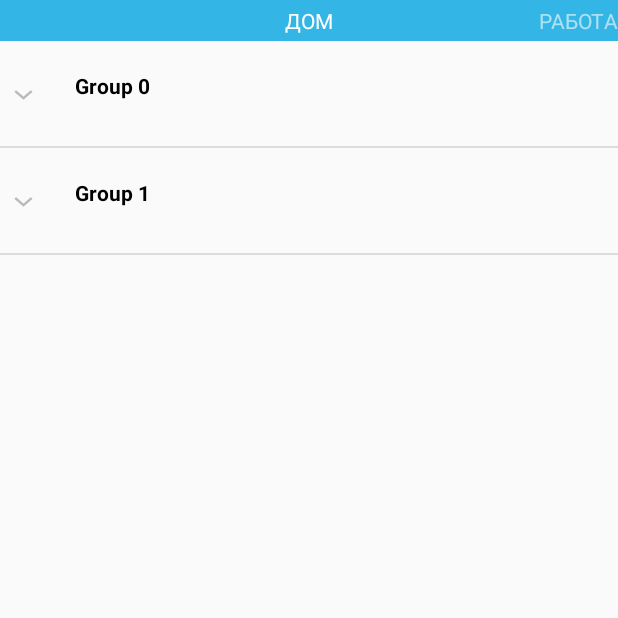
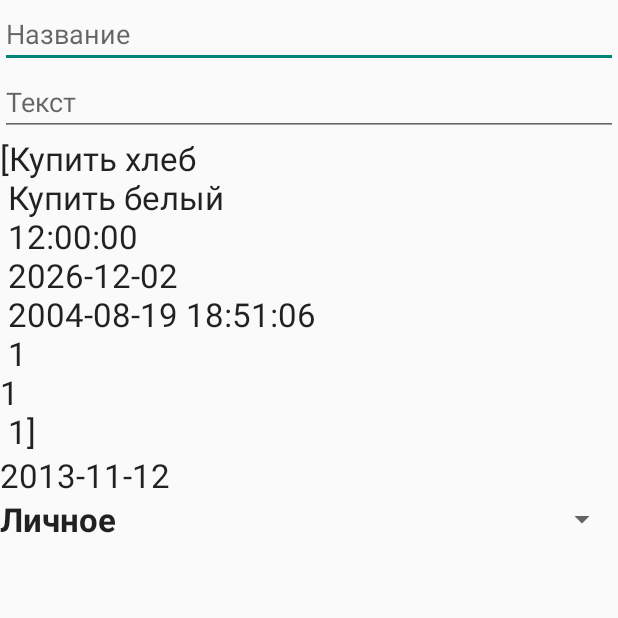
Before and after one commit to AI111/WebOrganizerProject, an Android app: the screen it shows after launch (MainActivity before the commit, TaskEnter after it), on a phone screen of 412 x 824 dp, the top half of it. Run offline under Robolectric (Android 15) with nearby library versions, the phone set to English and light mode, and no system bars.

Commit message:
Add database

```diff
--- a/WebOrganizer/src/main/AndroidManifest.xml
+++ b/WebOrganizer/src/main/AndroidManifest.xml
@@ -14,7 +14,7 @@
         android:label="@string/app_name"
         android:theme="@style/AppTheme" >
         <activity
-            android:name="com.example.weborganizer.MainActivity"
+            android:name="com.example.weborganizer.TaskEnter"
             android:label="@string/app_name" >
             <intent-filter>
                 <action android:name="android.intent.action.MAIN" />
--- /dev/null
+++ b/WebOrganizer/src/main/java/com/example/weborganizer/Containers/Filter.java
@@ -0,0 +1,20 @@
+package com.example.weborganizer.Containers;
+
+/**
+ * Created by Sasha on 10.11.13.
+ */
+public class Filter {
+    public int filterId;
+    public String filterName;
+    public  Filter(int filterId,String filterName){
+        this.filterId=filterId;
+        this.filterName=filterName;
+    }
+
+
+
+    @Override
+    public String toString() {
+        return filterId+"  "+filterName;
+    }
+}
--- /dev/null
+++ b/WebOrganizer/src/main/java/com/example/weborganizer/Containers/Task.java
@@ -0,0 +1,33 @@
+package com.example.weborganizer.Containers;
+
+/**
+ * Created by Sasha on 10.11.13.
+ */
+public class Task {
+public final String taskTitle;
+public final String taskText;
+public final String taskTime;
+public final String taskDate;
+public final String lastTaskLastEditing;
+public final int taskFilterId;
+public final byte taskEditType;
+public final int userId;
+public Task(String taskTitle,String taskText,String taskTime,String taskDate,String lastTaskLastEditing,byte taskEditType,
+            int taskFilterId,int userId ){
+    this.taskTitle=taskTitle;
+    this.taskText=taskText;
+    this.taskTime=taskTime;
+    this.taskDate=taskDate;
+    this.lastTaskLastEditing=lastTaskLastEditing;
+    this.taskEditType=taskEditType;
+    this.taskFilterId=taskFilterId;
+    this.userId=userId;
+
+}
+
+    @Override
+    public String toString() {
+        return taskTitle+"\n "+taskText+"\n "+taskTime+"\n "+taskDate+"\n "+lastTaskLastEditing+"\n "+
+                taskEditType+"\n"+taskFilterId+"\n "+userId;
+    }
+}
--- a/WebOrganizer/src/main/java/com/example/weborganizer/DatabaseWorker.java
+++ b/WebOrganizer/src/main/java/com/example/weborganizer/DatabaseWorker.java
@@ -2,40 +2,112 @@ package com.example.weborganizer;
 
 import android.content.ContentValues;
 import android.content.Context;
+import android.database.Cursor;
 import android.database.sqlite.SQLiteDatabase;
 import android.database.sqlite.SQLiteOpenHelper;
+import android.util.Log;
+
+import com.example.list2.R;
+import com.example.weborganizer.Containers.Filter;
+import com.example.weborganizer.Containers.Task;
+
+import java.util.ArrayList;
 
 /**
  * Created by Sasha on 04.11.13.
  */
 public class DatabaseWorker extends SQLiteOpenHelper{
-    static String DATABASE_NAME="ClientDB";
-    private static String PERSON_TABLE="CREATE TABLE User(id_User INTEGER PRIMARY KEY, " +
-            "email CHAR(50), pass char(20))";
-    private static String TASKS = "CREATE TABLE Task(id_User INTEGER, Task_title VARCHAR(80), Text TEXT," +
-            "Time DATETIME, Last_Editing DATETIME, Editing_Type TINYINT, Filter_Id TINYINT)";
-    private static String FILTERS = "CREATE TABLE Filters ( Filter_Name VARCHAR(30),Filter_id  TINYINT PRIMARY KEY  NOT NULL)";
-    private static String CONTACTS = "CREATE TABLE Contacts ( Filter_Name VARCHAR(30), TINYINT INTEGER PRIMARY KEY)";
-    private static String USER_OPTIONS = "CREATE TABLE UserOptions ( User_id INTEGER, Last_Sync_Date DATETIME)";
+
+    private Context context;
+    //PERSON_TABLE
+    static  final String tableUser="User";
+    static  final String collId = "id";
+    static final String collEmail="email";
+    static final String collPass="pass";
+    //TASKS
+    static  final String tableTask="Task";
+    static  final  String collUserId="id_User";
+    static final String collTaskTitle="Task_title";
+    static  final  String collTaskText="text";
+    static  final  String collTaskTime="task_time";
+    static final String collTaskDate="task_date";
+    static  final  String collTaskLast_Editing="Last_Editing";
+    static final String collTaskEditType="Editing_Type";
+    static  final  String collTaskFilter="Filter_Id";
+    //FILTERS
+    static final  String tableFilter="Filters";
+    static  final String collFilterName="Filter_Name";
+    static final String collFiltrId="id";
+    static  final  String collFilterUserId="UserId";
+    //Contacts
+    static  final String tableContacts="Contacts";
+    static  final String collContactName="Name";
+    static  final String collContactId="Contact_id";
+    //USER_OPTIONS
+    static  final  String tableUserOptions="UserOptions";
+    static final String collUserOptionsId="User_id";
+    static final String collUserOptionsLastDateSync="Last_Sync_Date";
+
+    private final static String PERSON_TABLE="CREATE TABLE "+tableUser+" ("+collId+" INTEGER PRIMARY KEY NOT NULL, "+
+            collEmail+" CHAR(50),"+collPass+" char(20), "+collFilterUserId+" INTEGER NOT NULL, FOREIGN KEY ("+
+            collFilterUserId+") REFERENCES "+tableUser+" ("+collId+"));";
+
+    private static final String FILTERS="CREATE TABLE "+tableFilter+" ("+collFilterName+" VARCHAR(40), "
+            +collFiltrId+" INTEGER PRIMARY KEY  AUTOINCREMENT);";
+
+    private final static String TASKS="CREATE TABLE "+tableTask+" ("+collTaskTitle+" VARCHAR(80), "+collTaskText+" Text, "+collTaskTime
+            +" TIME, "+collTaskDate+" DATE, "+collTaskLast_Editing+" DATETIME, "+collTaskEditType+" TINYINT, "+
+            collTaskFilter +" INTEGER  NOT NULL, "+collUserId+" INTEGER NOT NULL, FOREIGN KEY ("
+            +collUserId+") REFERENCES "+tableUser+" ("+collId+"), "+" FOREIGN KEY ("+collTaskFilter+
+            ") REFERENCES "+tableFilter+" ("+collFiltrId+"));";
+
+    private  static final String USER_OPTIONS="CREATE TABLE "+tableUserOptions+" ("+collUserOptionsId+
+            " INTEGER NOT NULL, "+collUserOptionsLastDateSync+" DATETIME);";
+
+    static final String DATABASE_NAME="ClientDB";
     public DatabaseWorker(Context context) {
-        super(context, DATABASE_NAME, null, 1);
+        super(context, DATABASE_NAME, null,1);
+        this.context=context;
     }
+
+//    @Override
+//    public void onConfigure(SQLiteDatabase db) {
+//        db.execSQL("PRAGMA foreign_keys=ON");
+//    }
 
     @Override
     public void onCreate(SQLiteDatabase db) {
+     //   db.execSQL("PRAGMA foreign_keys=ON");
         db.execSQL(PERSON_TABLE);
         db.execSQL(TASKS);
-        db.execSQL(CONTACTS);
+
         db.execSQL(FILTERS);
         db.execSQL(USER_OPTIONS);
-//        db.execSQL("INSERT INTO Filters VALUES (Дом,0)");
-//        db.execSQL("INSERT INTO Filters VALUES (Работа,1)");
-//        db.execSQL("INSERT INTO Filters VALUES (Личное,2)");
-        ContentValues contentValues = new ContentValues();
-        contentValues.put("Filter_Name","ДОМ");
-        contentValues.put("Filter_Name","H");
-        db.insert("Filters",null,contentValues);
-
+        db.execSQL("INSERT INTO "+tableFilter+" ("+collFilterName+")"+" VALUES ('"+
+                context.getResources().getString(R.string.title_section1)+"');");
+        db.execSQL("INSERT INTO "+tableFilter+" ("+collFilterName+")"+" VALUES ('"+
+                context.getResources().getString(R.string.title_section2)+"');");
+        db.execSQL("INSERT INTO "+tableFilter+" ("+collFilterName+")"+" VALUES ('"+
+                context.getResources().getString(R.string.title_section3)+"');");
+        db.execSQL("INSERT INTO "+tableTask+" ("+collTaskTitle+", "+collTaskText+", "+collTaskTime+", "+collTaskDate+", "+
+                collTaskLast_Editing+", "+collTaskEditType+", "+collTaskFilter+", "+collUserId+")"+
+                " VALUES ('"+
+                "Купить хлеб"
+                +"', '"+
+                "Купить белый"
+                +"', "
+                +"time('12:00', 'localtime')"
+                +", "+
+                "date('now')"
+                +", "+
+                "datetime(1092941466, 'unixepoch', 'localtime')"
+                +", '"+
+                "1"
+                +"', '"+
+                "1"
+                +"', '"+
+                "1"
+                +"');");
 
     }
 
@@ -43,10 +115,95 @@ public class DatabaseWorker extends SQLiteOpenHelper{
     public void onUpgrade(SQLiteDatabase db, int oldVersion, int newVersion) {
         db.execSQL("DROP TABLE "+PERSON_TABLE);
         db.execSQL("DROP TABLE "+TASKS);
-        db.execSQL("DROP TABLE "+CONTACTS);
+//        db.execSQL("DROP TABLE "+CONTACTS);
         db.execSQL("DROP TABLE "+FILTERS);
         db.execSQL("DROP TABLE"+USER_OPTIONS);
         onCreate(db);
 
     }
+    public ArrayList<Filter> getFilters()
+    {
+        ArrayList<Filter>ans=new ArrayList<Filter>();
+        SQLiteDatabase database= this.getReadableDatabase();
+        Cursor cursor  = database.rawQuery("SELECT *  FROM "+DatabaseWorker.tableFilter,null);
+        int col1 =cursor.getColumnIndex(DatabaseWorker.collFiltrId);
+        int col2=cursor.getColumnIndex(DatabaseWorker.collFilterName);
+        if(cursor.moveToFirst()){
+            do{
+
+                ans.add(new Filter(cursor.getInt(col1),cursor.getString(col2)));
+
+            }while(cursor.moveToNext());
+
+        }
+
+        return ans;
+    }
+//    public LinkedList<Task> getTasks()
+//        {
+//            LinkedList<Task>ans=new LinkedList<Task>();
+//            SQLiteDatabase database= this.getReadableDatabase();
+//         //Cursor cursor  = database.rawQuery("SELECT *  FROM "+tableTask,null);
+//            Cursor cursor  = database.rawQuery("SELECT *  FROM "+tableTask+" INNER JOIN "+tableFilter+
+//                " ON "+tableTask+"."+collTaskFilter+" = "+tableFilter+"."+collFiltrId+"",null);
+//            for(String i:cursor.getColumnNames()){
+//            Log.d("COLLS",i);
+//        }
+//
+//        int col1 =cursor.getColumnIndex(collTaskTitle);
+//        int col2=cursor.getColumnIndex(collTaskText);
+//        int col3 =cursor.getColumnIndex(collTaskTime);
+//        int col4 =cursor.getColumnIndex(collTaskDate);
+//        int col5=cursor.getColumnIndex(collTaskLast_Editing);
+//        int col6 =cursor.getColumnIndex(collTaskEditType);
+//        int col7 =cursor.getColumnIndex(collFiltrId);
+//        int col8=cursor.getColumnIndex(collFilterName);
+//        int col9=cursor.getColumnIndex(collUserId);
+//        if(cursor.moveToFirst()){
+//            do{
+//
+//                ans.add(new Task(cursor.getString(col1),cursor.getString(col2),cursor.getString(col3),cursor.getString(col4),
+//                        cursor.getString(col5),(byte)cursor.getShort(col6),cursor.getInt(col7),cursor.getString(col8),cursor.getInt(col8)));
+//
+//            }while(cursor.moveToNext());
+//
+//        }
+//        database.close();
+//        return ans;
+//    }
+public ArrayList<Task> getTasks()
+            {
+            ArrayList<Task> ans=new ArrayList<Task>();
+            SQLiteDatabase database= this.getReadableDatabase();
+         Cursor cursor  = database.rawQuery("SELECT *  FROM "+tableTask,null);
+
+            for(String i:cursor.getColumnNames()){
+            Log.d("COLLS",i);
+        }
+
+        int col1 =cursor.getColumnIndex(collTaskTitle);
+        int col2=cursor.getColumnIndex(collTaskText);
+        int col3 =cursor.getColumnIndex(collTaskTime);
+        int col4 =cursor.getColumnIndex(collTaskDate);
+        int col5=cursor.getColumnIndex(collTaskLast_Editing);
+        int col6 =cursor.getColumnIndex(collTaskEditType);
+        int col7 =cursor.getColumnIndex(collTaskFilter);
+        int col8=cursor.getColumnIndex(collUserId);
+        if(cursor.moveToFirst()){
+            do{
+
+                ans.add(new Task(cursor.getString(col1),cursor.getString(col2),cursor.getString(col3),cursor.getString(col4),
+                        cursor.getString(col5),(byte)cursor.getShort(col6),cursor.getInt(col7),cursor.getInt(col8)));
+
+            }while(cursor.moveToNext());
+
+        }
+        database.close();
+        return ans;
+    }
+    public void entherTsak(Task task){
+        ContentValues values =new ContentValues();
+        values.put(collTaskTitle,task.taskTitle);
+
+    }
 }
--- /dev/null
+++ b/WebOrganizer/src/main/java/com/example/weborganizer/SpinnerAdapter.java
@@ -0,0 +1,65 @@
+package com.example.weborganizer;
+
+import android.content.Context;
+import android.view.LayoutInflater;
+import android.view.View;
+import android.view.ViewGroup;
+import android.widget.ArrayAdapter;
+import android.widget.TextView;
+
+import com.example.list2.R;
+import com.example.weborganizer.Containers.Filter;
+
+import java.util.ArrayList;
+
+/**
+ * Created by Sasha on 10.11.13.
+ */
+public class SpinnerAdapter extends ArrayAdapter<Filter> {
+Context context;
+    public SpinnerAdapter(Context context, int textViewResourceId, ArrayList<Filter> items) {
+        super(context, textViewResourceId, items);
+        this.context = context;
+    }
+    public View getView(int position, View convertView, ViewGroup parent) {
+        View view = convertView;
+        if (view == null) {
+            LayoutInflater inflater = (LayoutInflater) context.getSystemService(Context.LAYOUT_INFLATER_SERVICE);
+            view = inflater.inflate(R.layout.spinner_item, null);
+        }
+
+        Filter item = getItem(position);
+        if (item!= null) {
+
+            TextView itemView = (TextView) view.findViewById(R.id.textView4);
+            if (itemView != null) {
+
+                itemView.setText(item.filterName);
+            }
+        }
+
+        return view;
+    }
+
+    @Override
+    public View getDropDownView(int position, View convertView, ViewGroup parent) {
+        View view = convertView;
+        if (view == null) {
+            LayoutInflater inflater = (LayoutInflater) context.getSystemService(Context.LAYOUT_INFLATER_SERVICE);
+            view = inflater.inflate(R.layout.spinner_item, null);
+        }
+
+        Filter item = getItem(position);
+        if (item!= null) {
+
+            TextView itemView = (TextView) view.findViewById(R.id.textView4);
+            if (itemView != null) {
+
+                itemView.setText(item.filterName+" ");
+            }
+        }
+
+        return view;
+    }
+
+}
--- a/WebOrganizer/src/main/java/com/example/weborganizer/TaskEnter.java
+++ b/WebOrganizer/src/main/java/com/example/weborganizer/TaskEnter.java
@@ -1,19 +1,116 @@
 package com.example.weborganizer;
 
 import android.app.Activity;
+import android.app.Dialog;
+import android.app.TimePickerDialog;
 import android.os.Bundle;
+import android.view.Menu;
+import android.view.MenuItem;
+import android.view.View;
+import android.widget.AdapterView;
+import android.widget.Spinner;
+import android.widget.TextView;
+import android.widget.TimePicker;
+import android.widget.Toast;
 
 import com.example.list2.R;
+import com.example.weborganizer.Containers.Filter;
+import com.example.weborganizer.Containers.Task;
+
+import java.text.SimpleDateFormat;
+import java.util.Calendar;
+import java.util.Date;
 
 /**
  * Created by Sasha on 07.11.13.
  */
 public class TaskEnter extends Activity {
+    int DIALOG_DATE = 1;
+    int myYear = 2011;
+    int myMonth = 02;
+    int myDay = 03;
+    TextView tvDate;
+    TextView tvTime;
+    Spinner spinner;
+    Task task;
+    int DIALOG_TIME = 1;
+    int myHour = 14;
+    int myMinute = 35;
     @Override
     protected void onCreate(Bundle savedInstanceState) {
         super.onCreate(savedInstanceState);
         setContentView(R.layout.task_enther);
+
+        task= new Task(null,null,null,null,null, (byte) 0,0,0);
+
+        tvDate = (TextView) findViewById(R.id.textView2);
+        tvTime=(TextView)findViewById(R.id.textView3);
+
+        Calendar calendar = Calendar.getInstance();
+        SimpleDateFormat format1 = new SimpleDateFormat("yyyy-MM-dd");
+        calendar.add(Calendar.DAY_OF_YEAR, 1);
+        Date tomorrow = calendar.getTime();
+        tvTime.setText(format1.format(calendar.getTime()));
+
+        DatabaseWorker databaseWorker =new DatabaseWorker(this);
+        spinner= (Spinner) findViewById(R.id.spinner1);
+
+        SpinnerAdapter spinnerAdapter  =  new SpinnerAdapter(this,android.R.layout.simple_spinner_item,databaseWorker.getFilters());
+        spinner.setAdapter(spinnerAdapter);
+        // заголовок
+        spinner.setPrompt("Title");
+        // выделяем элемент
+        spinner.setSelection(2);
+
+        tvDate.setText(databaseWorker.getTasks().toString());
+        spinner.setOnItemSelectedListener(new AdapterView.OnItemSelectedListener() {
+            @Override
+            public void onItemSelected(AdapterView<?> parent, View view, int position, long id) {
+                Filter f = (Filter)parent.getItemAtPosition(position);
+                Toast.makeText(getApplicationContext(),f.filterId+" "+f.filterName, Toast.LENGTH_SHORT).show();
+            }
+
+            @Override
+            public void onNothingSelected(AdapterView<?> parent) {
+
+            }
+        });
+//
+    }
+    public void onclick(View view) {
+        showDialog(DIALOG_TIME);
     }
 
+    protected Dialog onCreateDialog(int id) {
+        if (id == DIALOG_TIME) {
+            TimePickerDialog tpd = new TimePickerDialog(this, myCallBack, myHour, myMinute, true);
+            return tpd;
+        }
+        return super.onCreateDialog(id);
+    }
 
+    TimePickerDialog.OnTimeSetListener myCallBack = new TimePickerDialog.OnTimeSetListener() {
+        public void onTimeSet(TimePicker view, int hourOfDay, int minute) {
+            myHour = hourOfDay;
+            myMinute = minute;
+            tvTime.setText("Time is " + myHour + " hours " + myMinute + " minutes");
+        }
+    };
+    @Override
+    public boolean onCreateOptionsMenu(Menu menu) {
+        getMenuInflater().inflate(R.menu.main, menu);
+        return true;
+    }
+
+    @Override
+    public boolean onOptionsItemSelected(MenuItem item)
+    {
+        switch (item.getItemId()){
+            case R.id.item1:
+                break;
+            case R.id.item2:
+                break;
+        }
+       return true;
+    }
 }
--- /dev/null
+++ b/WebOrganizer/src/main/res/layout/spinner_item.xml
@@ -0,0 +1,17 @@
+<?xml version="1.0" encoding="utf-8"?>
+
+<LinearLayout xmlns:android="http://schemas.android.com/apk/res/android"
+    android:orientation="horizontal" android:layout_width="match_parent"
+    android:layout_height="match_parent">
+
+    <TextView
+        android:layout_width="wrap_content"
+        android:layout_height="wrap_content"
+        android:textAppearance="?android:attr/textAppearanceLarge"
+        android:text="Large Text"
+        android:id="@+id/textView4"
+        android:singleLine="false"
+        android:textStyle="bold"
+        android:layout_marginRight="-3dp" />
+
+</LinearLayout>
--- a/WebOrganizer/src/main/res/layout/task_enther.xml
+++ b/WebOrganizer/src/main/res/layout/task_enther.xml
@@ -4,4 +4,43 @@
     android:orientation="vertical"
     android:layout_width="fill_parent"
     android:layout_height="fill_parent"
-    xmlns:android="http://schemas.android.com/apk/res/android"></LinearLayout>
+    xmlns:android="http://schemas.android.com/apk/res/android"
+    android:clickable="true">
+
+    <EditText
+        android:layout_width="match_parent"
+        android:layout_height="wrap_content"
+        android:id="@+id/editText"
+        android:layout_gravity="center_horizontal"
+        android:hint="@string/enter_title" />
+
+    <EditText
+        android:layout_width="fill_parent"
+        android:layout_height="wrap_content"
+        android:id="@+id/editText2"
+        android:autoText="false"
+        android:hint="@string/enter_text" />
+
+    <TextView
+        android:layout_width="match_parent"
+        android:layout_height="wrap_content"
+        android:textAppearance="?android:attr/textAppearanceLarge"
+        android:text="Дата"
+        android:id="@+id/textView2"
+        android:onClick="onclick"
+        android:clickable="true" />
+
+    <TextView
+        android:layout_width="match_parent"
+        android:layout_height="wrap_content"
+        android:textAppearance="?android:attr/textAppearanceLarge"
+        android:text="Время"
+        android:id="@+id/textView3"
+        android:clickable="true"
+        android:onClick="onclick" />
+
+    <Spinner
+        android:layout_width="match_parent"
+        android:layout_height="wrap_content"
+        android:id="@+id/spinner1" />
+</LinearLayout>
--- a/WebOrganizer/src/main/res/menu/main.xml
+++ b/WebOrganizer/src/main/res/menu/main.xml
@@ -1,8 +1,28 @@
-<menu xmlns:android="http://schemas.android.com/apk/res/android"
-    xmlns:app="http://schemas.android.com/apk/res-auto">
+<?xml version="1.0" encoding="utf-8"?>
+<menu
+    xmlns:android="http://schemas.android.com/apk/res/android">
+    <item
+        android:id="@+id/item1"
+        android:icon="@android:drawable/ic_menu_save"
+        android:showAsAction="always"
+        android:title="@string/item1">
+    </item>
+    <item
+        android:id="@+id/item2"
+        android:icon="@android:drawable/ic_menu_delete"
+        android:showAsAction="ifRoom"
+        android:title="@string/item2">
+    </item>
+    <item
+        android:id="@+id/item3"
+        android:showAsAction="ifRoom|withText"
+        android:title="@string/item3">
+    </item>
+    <item
+        android:id="@+id/item4"
+        android:icon="@android:drawable/btn_minus"
 
-    <item android:id="@+id/action_settings"
-        android:title="@string/action_settings"
-        android:orderInCategory="100"
-        app:showAsAction="never" />
+        android:showAsAction="never"
+        android:title="@string/item4">
+    </item>
 </menu>
--- a/WebOrganizer/src/main/res/values/strings.xml
+++ b/WebOrganizer/src/main/res/values/strings.xml
@@ -6,5 +6,13 @@
     <string name="title_section1">Дом</string>
     <string name="title_section2">Работа</string>
     <string name="title_section3">Личное</string>
+    <string name="enter_title">Название</string>
+    <string name="enter_text">Текст</string>
+
+    <string name="item1">Item1</string>
+    <string name="item2">Item2</string>
+    <string name="item3">Item3</string>
+    <string name="item4">Item4</string>
+
 
 </resources>
```
Also changed, not shown: WebOrganizer/src/main/java/com/example/weborganizer/Containers/DatePickerFragment.java (added, +41 -0 lines), WebOrganizer/src/main/java/com/example/weborganizer/Containers/Task1.java (added, +35 -0 lines), WebOrganizer/src/main/java/com/example/weborganizer/DatePickerActivity.java (added, +66 -0 lines), WebOrganizer/src/main/java/com/example/weborganizer/ExpListAdapter.java (+3 -17 lines), WebOrganizer/src/main/res/layout/main.xml (added, +14 -0 lines), WebOrganizer/src/main/res/layout/spinner_title.xml (added, +14 -0 lines).
